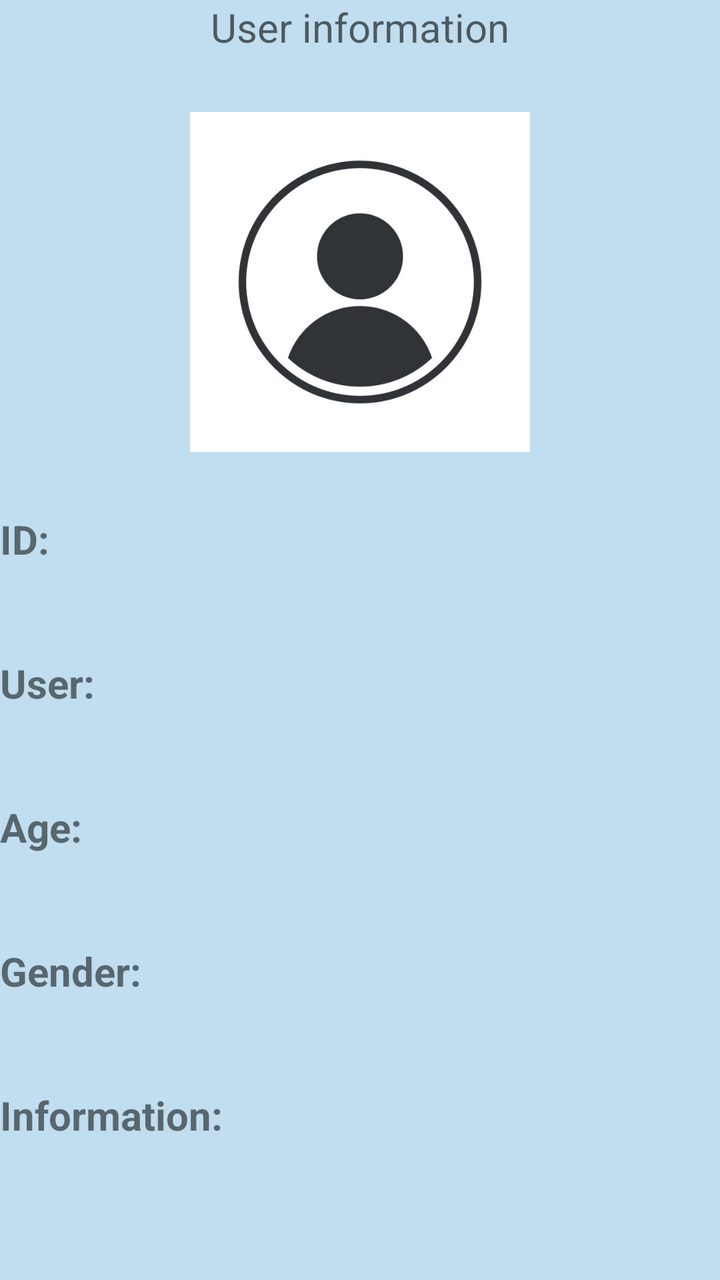
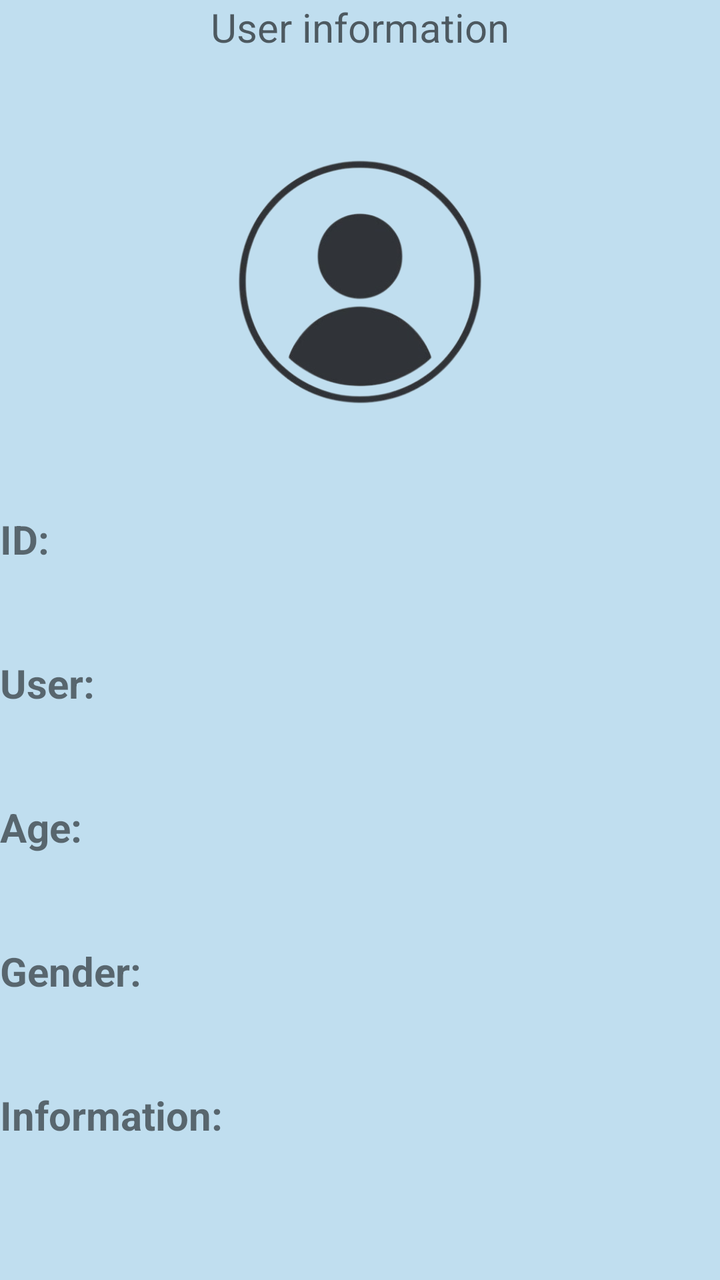

Before-and-after screenshots of an Android layout around one commit, followed by the original layout XML and the change that was made.
<!-- AndroidManifest.xml: application theme MyMaterialTheme -->
<!-- res/layout/fragment_profile_old.xml -->
<?xml version="1.0" encoding="utf-8"?>
<ScrollView xmlns:android="http://schemas.android.com/apk/res/android"
    xmlns:tools="http://schemas.android.com/tools"
    android:layout_width="match_parent"
    android:layout_height="match_parent"
    android:background="@color/c0deef">
    
    <RelativeLayout
        android:layout_width="match_parent"
        android:layout_height="wrap_content"
        android:orientation="vertical"
        tools:context=".context.profile.fragment.ProfileFragment">
        
        <TextView
            android:id="@+id/informationLabel"
            android:layout_width="match_parent"
            android:layout_height="wrap_content"
            android:layout_centerHorizontal="true"
            android:layout_marginStart="50dp"
            android:hint="@string/user_information"
            android:inputType="none"
            android:textAlignment="center"
            android:textSize="20sp" />

        <ImageView
            android:id="@+id/photo"
            android:layout_width="match_parent"
            android:layout_height="170sp"
            android:layout_below="@+id/informationLabel"
            android:layout_centerHorizontal="true"
            android:layout_marginTop="29dp"
            android:adjustViewBounds="true"
            android:contentDescription="content description..."
            android:src="@drawable/user_612x612" />
        
        />

        <TextView
            android:id="@+id/profile_id"
            android:layout_width="match_parent"
            android:layout_height="wrap_content"
            android:layout_below="@+id/photo"
            android:layout_marginTop="30dp"
            android:text="@string/profile_user_id"
            android:textSize="20sp"
            android:textStyle="bold" />

        <TextView
            android:id="@+id/name"
            android:layout_width="match_parent"
            android:layout_height="wrap_content"
            android:layout_below="@+id/profile_id"
            android:layout_marginTop="45dp"
            android:text="@string/profile_user_name"
            android:textSize="20sp"
            android:textStyle="bold" />

        <TextView
            android:id="@+id/age"
            android:layout_width="wrap_content"
            android:layout_height="wrap_content"
            android:layout_below="@+id/name"
            android:layout_marginTop="45dp"
            android:text="@string/profile_age"
            android:textSize="20sp"
            android:textStyle="bold" />

        <TextView
            android:id="@+id/gender"
            android:layout_width="wrap_content"
            android:layout_height="wrap_content"
            android:layout_below="@+id/age"
            android:layout_marginTop="45dp"
            android:text="@string/profile_gender"
            android:textSize="20sp"
            android:textStyle="bold" />

        <TextView
            android:id="@+id/info"
            android:layout_width="wrap_content"
            android:layout_height="wrap_content"
            android:layout_below="@+id/gender"
            android:layout_marginTop="45dp"
            android:text="@string/profile_info"
            android:textSize="20sp"
            android:textStyle="bold" />

        <androidx.recyclerview.widget.RecyclerView
            android:id="@+id/events"
            android:layout_width="wrap_content"
            android:layout_height="wrap_content"
            android:layout_below="@+id/info"
            android:layout_marginTop="40dp"
            android:animateLayoutChanges="false"
            android:background="@color/c0deef"
            android:gravity="center"
            android:nestedScrollingEnabled="false"
            android:numColumns="2"
            android:overScrollMode="never"
            android:stretchMode="columnWidth"
            android:verticalSpacing="10dp"
            tools:listitem="@layout/card_item" />
    </RelativeLayout>
</ScrollView>
<!-- res/layout/card_item.xml (included above) -->
<?xml version="1.0" encoding="utf-8"?>
<androidx.cardview.widget.CardView xmlns:android="http://schemas.android.com/apk/res/android"
    xmlns:app="http://schemas.android.com/apk/res-auto"
    android:layout_width="wrap_content"
    android:layout_height="wrap_content"
    android:layout_gravity="center"
    android:id="@+id/card"
    app:cardCornerRadius="24dp"
    app:cardElevation="5dp"
    app:cardUseCompatPadding="true">

    <LinearLayout
        android:layout_width="wrap_content"
        android:layout_height="wrap_content"
        android:layout_margin="24dp"
        android:orientation="vertical">

        <ImageView
            android:id="@+id/image_view"
            android:layout_width="100dp"
            android:layout_height="100dp"
            android:layout_gravity="center"
            android:src="@mipmap/ic_launcher" />

        <TextView
            android:id="@+id/text_view"
            android:layout_width="match_parent"
            android:layout_height="wrap_content"
            android:text="@string/app_name"
            android:textAlignment="center"
            android:textStyle="bold" />
    </LinearLayout>
</androidx.cardview.widget.CardView>
<!-- resources referenced by this layout -->
<resources>
  <color name="c0deef">#C0DEEF</color>
  <!-- drawable user_612x612: jpg bitmap (drawable, 18373 bytes) -->
  <!-- mipmap ic_launcher: png bitmap (mipmap-hdpi, 3418 bytes) -->
  <string name="app_name">Meeter</string>
  <string name="profile_age">Age:</string>
  <string name="profile_gender">Gender:</string>
  <string name="profile_info">Information:</string>
  <string name="profile_user_id">ID:</string>
  <string name="profile_user_name">User:</string>
  <string name="user_information">User information</string>
  <style name="MyMaterialTheme" parent="MyMaterialTheme.Base" />
  <style name="MyMaterialTheme.Base" parent="Theme.AppCompat.Light.DarkActionBar">
          
          <item name="windowNoTitle">true</item>
          <item name="windowActionBar">true</item>
  
          <item name="colorPrimary">@color/colorPrimary</item>
          <item name="colorPrimaryDark">@color/colorPrimaryDark</item>
          <item name="colorAccent">@color/colorAccent</item>
      </style>
  <color name="colorPrimary">#125688</color>
  <color name="colorPrimaryDark">#125688</color>
  <color name="colorAccent">#cdd4d9</color>
</resources>

<!-- the commit's change to res/layout/fragment_profile_old.xml (unified diff, before → after) -->
@@ -31,9 +31,8 @@
             android:layout_marginTop="29dp"
             android:adjustViewBounds="true"
             android:contentDescription="content description..."
-            android:src="@drawable/user_612x612" />
+            android:src="@drawable/user_500x500_removebg" />
         
-        />
 
         <TextView
             android:id="@+id/profile_id"
<!-- resource entries referenced after the edit -->
@@ -1,7 +1,7 @@
 <!-- resources referenced by this layout -->
 <resources>
   <color name="c0deef">#C0DEEF</color>
-  <!-- drawable user_612x612: jpg bitmap (drawable, 18373 bytes) -->
+  <!-- drawable user_500x500_removebg: png bitmap (drawable, 74893 bytes) -->
   <!-- mipmap ic_launcher: png bitmap (mipmap-hdpi, 3418 bytes) -->
   <string name="app_name">Meeter</string>
   <string name="profile_age">Age:</string>
